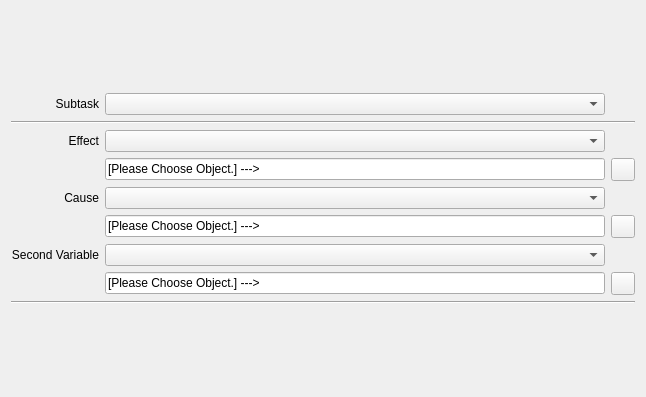
The window that copasi/UI/SensitivitiesWidget.ui (copasi/COPASI) describes before a commit, drawn with Qt 5.
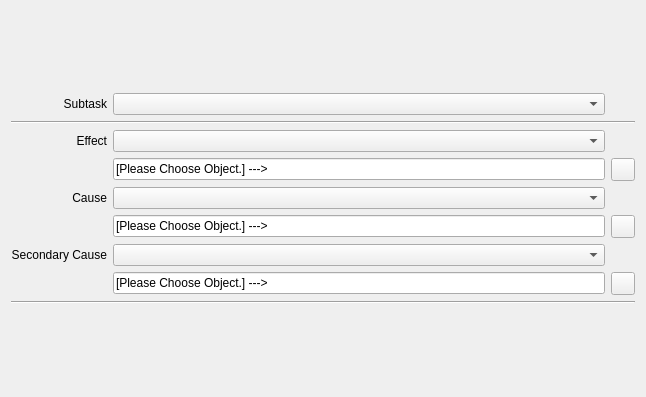
The same window after the commit. Custom widgets are drawn as their Qt base class.

Commit message: TeamMeeting 2011:   Sensitivities     add tooltip to explain "Effect" and "Cause" Also changed "Second Variable" to "Secondary Cause" (including toolTip)

What changed in the file:
```diff
--- a/copasi/UI/SensitivitiesWidget.ui
+++ b/copasi/UI/SensitivitiesWidget.ui
@@ -176,9 +176,12 @@
          <height>16777215</height>
         </size>
        </property>
-       <property name="text">
+       <property name="toolTip">
         <string>Second Variable</string>
        </property>
+       <property name="text">
+        <string>Secondary Cause</string>
+       </property>
        <property name="alignment">
         <set>Qt::AlignRight|Qt::AlignTrailing|Qt::AlignVCenter</set>
        </property>
```
Left out of the diff: 6 changed lines with no effect on the pictures.
